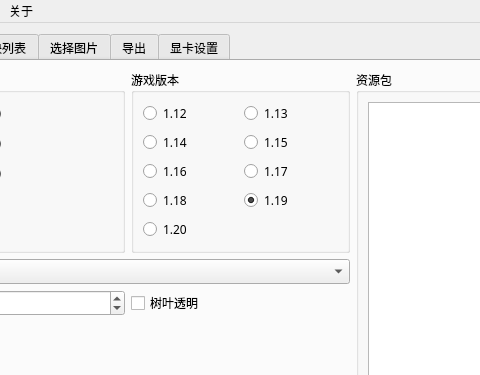
First picture: the form in VisualCraft/VCWind.ui, repository SlopeCraft/SlopeCraft, before the edit; both pictures show x 115 to 595 and y 0 to 375 of the 1057 by 512 pixel window.
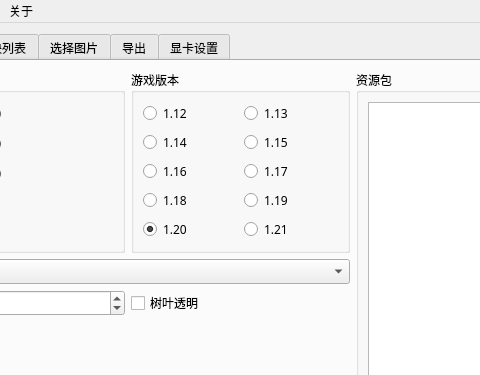
Second picture: the form after the edit.

Commit message: add radio button for 1.21

Diff of the .ui file:
```diff
--- a/VisualCraft/VCWind.ui
+++ b/VisualCraft/VCWind.ui
@@ -10,7 +10,7 @@
     <x>0</x>
     <y>0</y>
     <width>1057</width>
-    <height>479</height>
+    <height>490</height>
    </rect>
   </property>
   <property name="font">
@@ -112,7 +112,7 @@
                 <string notr="true">1.19</string>
                </property>
                <property name="checked">
-                <bool>true</bool>
+                <bool>false</bool>
                </property>
               </widget>
              </item>
@@ -142,6 +142,16 @@
                <property name="text">
                 <string notr="true">1.20</string>
                </property>
+               <property name="checked">
+                <bool>true</bool>
+               </property>
+              </widget>
+             </item>
+             <item row="6" column="1">
+              <widget class="QRadioButton" name="rdb_version_21">
+               <property name="text">
+                <string notr="true">1.21</string>
+               </property>
               </widget>
              </item>
             </layout>
```
Left out of the diff: 66 changed lines with no effect on the pictures. The commit also changes 1 other file.
